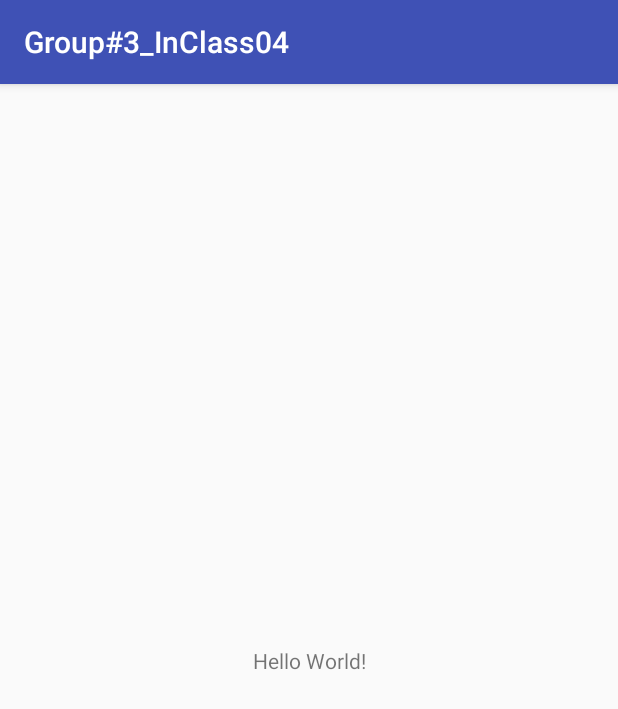
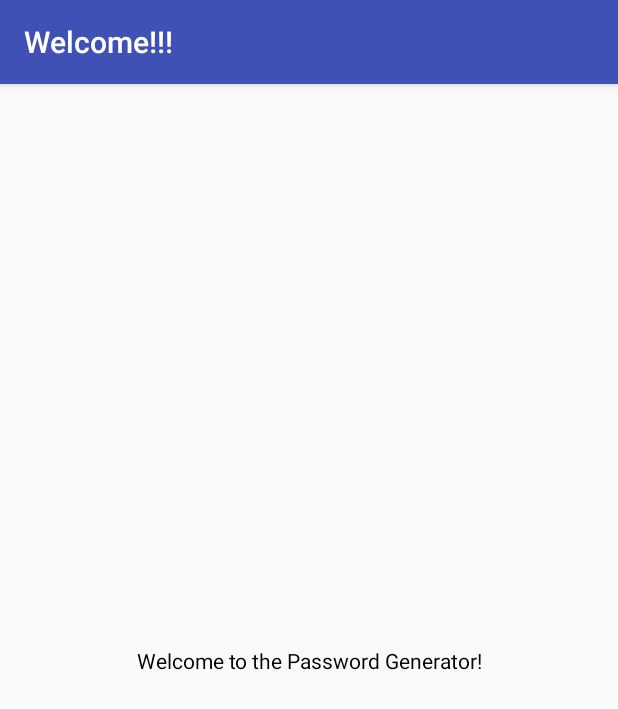
Before and after one commit to Dimanor3/AppDevClass, an Android app: the screen it shows after launch (MainActivity), on a phone screen of 412 x 824 dp. Shown: the top 709 px of the screen. Run offline under Robolectric (Android 15) with nearby library versions, the phone set to English and light mode, and no system bars; 2 statements that could not run were skipped.

Commit message:
Welcome Screen

```diff
--- a/InClassAssignment/InClass04/app/src/main/java/com/example/dimanor3/group3_inclass04/MainActivity.java
+++ b/InClassAssignment/InClass04/app/src/main/java/com/example/dimanor3/group3_inclass04/MainActivity.java
@@ -1,5 +1,13 @@
+/*
+* Assignment#:  InClass 03
+* File Name:    MainActivity.java
+* Full Name:    Bijan Razavi, Kushal Tiwari
+* */
+
 package com.example.dimanor3.group3_inclass04;
 
+import android.content.Intent;
+import android.os.Handler;
 import android.support.v7.app.AppCompatActivity;
 import android.os.Bundle;
 
@@ -9,5 +17,16 @@ public class MainActivity extends AppCompatActivity {
     protected void onCreate (Bundle savedInstanceState) {
         super.onCreate (savedInstanceState);
         setContentView (R.layout.activity_main);
+
+        setTitle ("Welcome!!!");
+
+        new Handler ().postDelayed(new Runnable() {
+            @Override
+            public void run() {
+                Intent intent = new Intent (this, PasswordGenerator.class);
+
+                startActivity (intent);
+            }
+        }, 3000);
     }
 }
--- a/InClassAssignment/InClass04/app/src/main/res/layout/activity_main.xml
+++ b/InClassAssignment/InClass04/app/src/main/res/layout/activity_main.xml
@@ -8,12 +8,17 @@
     tools:context="com.example.dimanor3.group3_inclass04.MainActivity">
 
     <TextView
+        android:id="@+id/textView"
         android:layout_width="wrap_content"
-        android:layout_height="wrap_content"
-        android:text="Hello World!"
+        android:layout_height="18dp"
+        android:layout_marginBottom="247dp"
+        android:layout_marginEnd="75dp"
+        android:layout_marginStart="76dp"
+        android:layout_marginTop="246dp"
+        android:text="@string/welcome"
+        android:textColor="@android:color/black"
         app:layout_constraintBottom_toBottomOf="parent"
-        app:layout_constraintLeft_toLeftOf="parent"
-        app:layout_constraintRight_toRightOf="parent"
+        app:layout_constraintEnd_toEndOf="parent"
+        app:layout_constraintStart_toStartOf="parent"
         app:layout_constraintTop_toTopOf="parent"/>
-
 </android.support.constraint.ConstraintLayout>
--- a/InClassAssignment/InClass04/app/src/main/res/values/strings.xml
+++ b/InClassAssignment/InClass04/app/src/main/res/values/strings.xml
@@ -1,3 +1,4 @@
 <resources>
     <string name="app_name">Group#3_InClass04</string>
+    <string name="welcome">Welcome to the Password Generator!</string>
 </resources>
```
